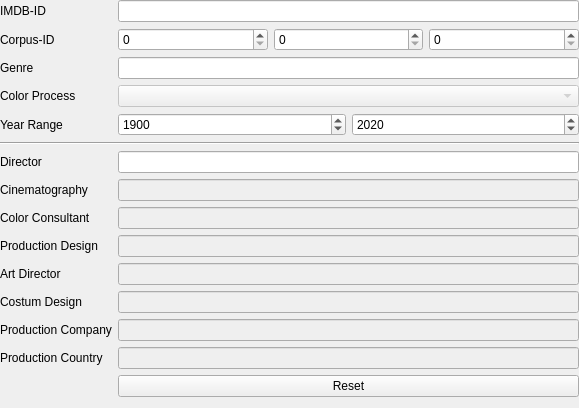
Qt form qt_ui/visualizer/FilmographyQueryWidget.ui (FilmColors/VIAN) before a commit.
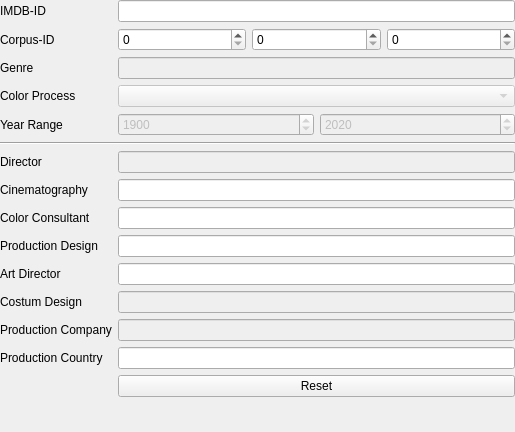
The same form after that commit.

What changed in the file:
```diff
--- a/qt_ui/visualizer/FilmographyQueryWidget.ui
+++ b/qt_ui/visualizer/FilmographyQueryWidget.ui
@@ -6,8 +6,8 @@
    <rect>
     <x>0</x>
     <y>0</y>
-    <width>579</width>
-    <height>391</height>
+    <width>515</width>
+    <height>432</height>
    </rect>
   </property>
   <property name="windowTitle">
@@ -88,7 +88,7 @@
    <item row="8" column="1">
     <widget class="QLineEdit" name="lineEdit_ColorConsultant">
      <property name="enabled">
-      <bool>false</bool>
+      <bool>true</bool>
      </property>
     </widget>
    </item>
@@ -102,7 +102,7 @@
    <item row="9" column="1">
     <widget class="QLineEdit" name="lineEdit_ProductionDesign">
      <property name="enabled">
-      <bool>false</bool>
+      <bool>true</bool>
      </property>
     </widget>
    </item>
@@ -116,14 +116,14 @@
    <item row="6" column="1">
     <widget class="QLineEdit" name="lineEdit_Director">
      <property name="enabled">
-      <bool>true</bool>
+      <bool>false</bool>
      </property>
     </widget>
    </item>
    <item row="13" column="1">
     <widget class="QLineEdit" name="lineEdit_ProductionCountry">
      <property name="enabled">
-      <bool>false</bool>
+      <bool>true</bool>
      </property>
     </widget>
    </item>
@@ -144,7 +144,7 @@
    <item row="10" column="1">
     <widget class="QLineEdit" name="lineEdit_ArtDirector">
      <property name="enabled">
-      <bool>false</bool>
+      <bool>true</bool>
      </property>
     </widget>
    </item>
@@ -186,7 +186,7 @@
    <item row="7" column="1">
     <widget class="QLineEdit" name="lineEdit_Cinematography">
      <property name="enabled">
-      <bool>false</bool>
+      <bool>true</bool>
      </property>
     </widget>
    </item>
@@ -222,7 +222,11 @@
     </widget>
    </item>
    <item row="2" column="1">
-    <widget class="QLineEdit" name="lineEdit_Genre"/>
+    <widget class="QLineEdit" name="lineEdit_Genre">
+     <property name="enabled">
+      <bool>false</bool>
+     </property>
+    </widget>
    </item>
    <item row="14" column="1">
     <layout class="QHBoxLayout" name="horizontalLayout_3">
@@ -239,6 +243,9 @@
     <layout class="QHBoxLayout" name="horizontalLayout_2">
      <item>
       <widget class="QSpinBox" name="spinBox_YearA">
+       <property name="enabled">
+        <bool>false</bool>
+       </property>
        <property name="minimum">
         <number>1000</number>
        </property>
@@ -252,6 +259,9 @@
      </item>
      <item>
       <widget class="QSpinBox" name="spinBox_YearB">
+       <property name="enabled">
+        <bool>false</bool>
+       </property>
        <property name="minimum">
         <number>1000</number>
        </property>
```
